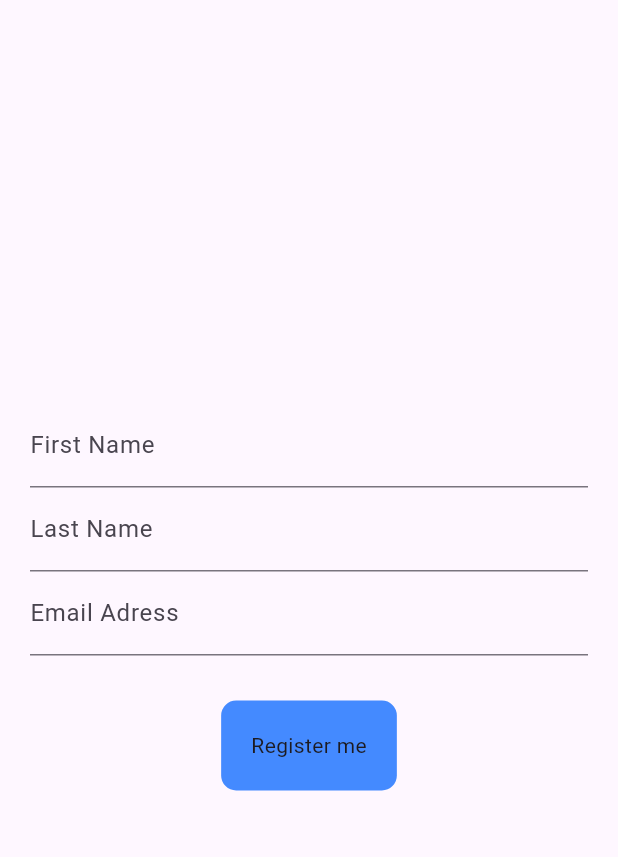
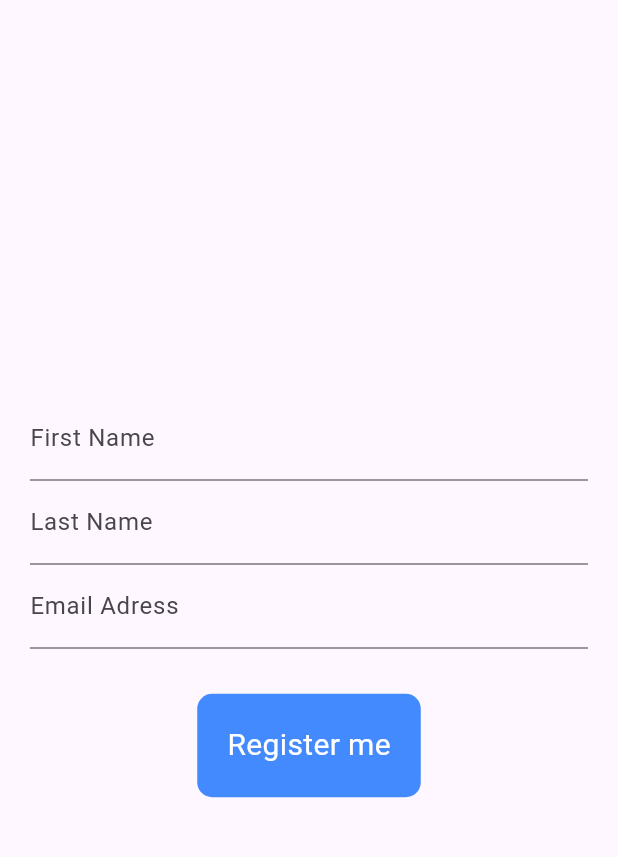
Before and after one commit to minitie4444/registration_form, a Flutter app: the screen it shows after launch, on a phone screen of 412 x 824 dp, the part 63-920 px from its top. Run offline on Flutter 3.47's test engine with Material 3 defaults, Android fonts, the phone set to English and light mode, and no system bars.

Commit message:
registration_screen

```diff
--- a/lib/screens/registration_Screen.dart
+++ b/lib/screens/registration_Screen.dart
@@ -52,6 +52,11 @@ class _RegistrationScreenState extends State<RegistrationScreen> {
                 ),
                 child:Text(
                   isRegistered?"Registration Successful":"Register me",
+                  style: TextStyle(
+                    color: Colors.white,
+                    fontSize: 20,
+                  ),
+
 
                 ),
               ),
```
